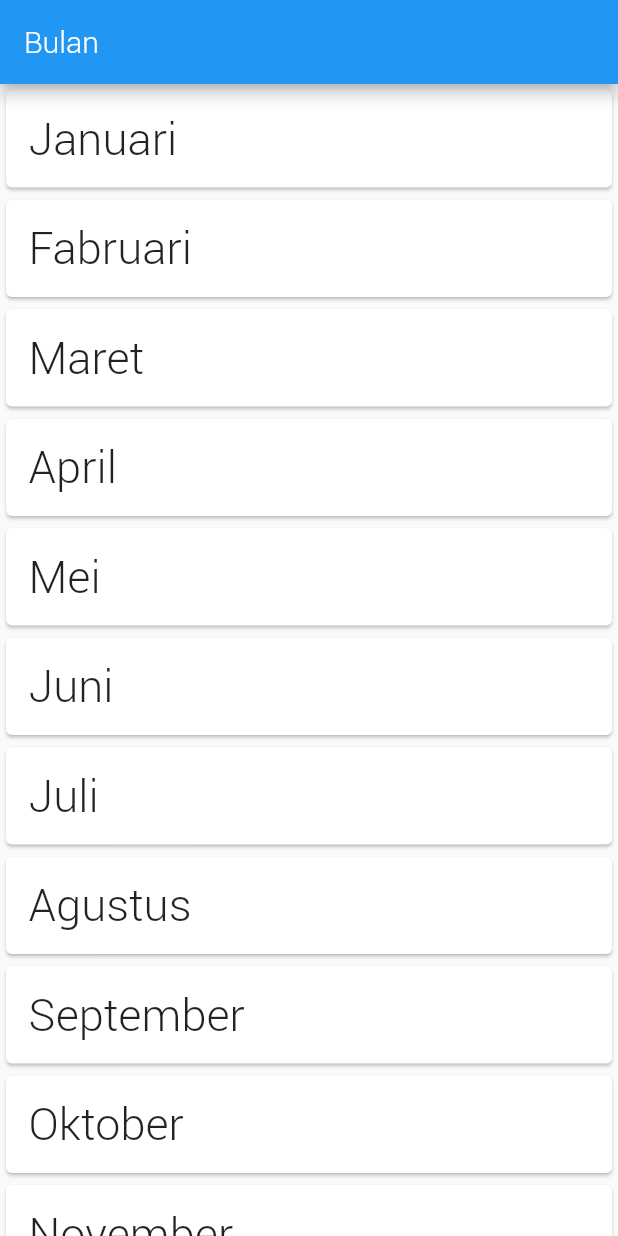
After one commit to CodeinnAja/Pemrograman-Mobile-1, a Flutter app: the BelajarListView screen opened directly, on a phone screen of 412 x 824 dp. The commit adds this screen. Run offline on Flutter 3.47's test engine with Material 2 defaults, Android fonts, the phone set to English and light mode, and no system bars; our stand-ins replace readmore; missing offline and left inert: dart:ffi.

Commit message:
belajar listview di episode ini

```diff
--- a/lib/biodata.dart
+++ b/lib/biodata.dart
@@ -22,6 +22,7 @@ class Biodata extends StatelessWidget {
             title: Text("Page 1"),
             backgroundColor: Colors.green,
             leading: Icon(Icons.home),
+            centerTitle: true,
           ),
           body: SafeArea(
               child: Column(
--- /dev/null
+++ b/lib/list_bulan.dart
@@ -0,0 +1,52 @@
+import 'package:flutter/material.dart';
+
+void main() {
+  runApp(MyApp());
+}
+
+class MyApp extends StatelessWidget {
+  @override
+  Widget build(BuildContext context) {
+    return MaterialApp(
+      debugShowCheckedModeBanner: false,
+      home: BelajarListView(),
+    );
+  }
+}
+
+class BelajarListView extends StatelessWidget {
+  final List bulan = [
+    "Januari",
+    "Fabruari",
+    "Maret",
+    "April",
+    "Mei",
+    "Juni",
+    "Juli",
+    "Agustus",
+    "September",
+    "Oktober",
+    "November",
+    "Desember"
+  ];
+
+  @override
+  Widget build(BuildContext context) {
+    return Scaffold(
+      appBar: AppBar(
+        title: Text("Bulan"),
+      ),
+      body: ListView.builder(
+        itemBuilder: (context, index) {
+          return Card(
+            child: Padding(
+              padding: const EdgeInsets.all(15.0),
+              child: Text(bulan[index], style: TextStyle(fontSize: 30)),
+            ),
+          );
+        },
+        itemCount: bulan.length,
+      ),
+    );
+  }
+}
--- /dev/null
+++ b/lib/listview.dart
@@ -0,0 +1,68 @@
+import 'package:flutter/material.dart';
+
+void main() {
+  runApp(Urutan());
+}
+
+class Urutan extends StatelessWidget {
+  List<Container> mylist = [
+    Container(
+      height: 300,
+      width: 300,
+    ),
+    Container(
+      width: 300,
+      height: 300,
+      color: Colors.yellow,
+    ),
+    Container(
+      height: 300,
+      width: 300,
+      color: Colors.green,
+    ),
+    Container(
+      height: 300,
+      width: 300,
+      color: Colors.blue,
+    ),
+    Container(
+      height: 300,
+      width: 300,
+      color: Colors.purple,
+    ),
+  ];
+
+  List<Color> myColor = [
+    Colors.black,
+    Colors.pink,
+    Colors.white,
+    Colors.pink,
+    Colors.black,
+  ];
+
+  @override
+  Widget build(BuildContext context) {
+    return MaterialApp(
+      home: Scaffold(
+        appBar: AppBar(
+          title: Text("Belajar Listview"),
+          centerTitle: true,
+        ),
+        body: ListView.builder(
+          itemCount: 5,
+          itemBuilder: (context, index) {
+            return Container(
+              height: 300,
+              width: 300,
+              color: myColor[index],
+              child: ListView(
+                scrollDirection: Axis.horizontal,
+                children: mylist,
+              ),
+            );
+          },
+        ),
+      ),
+    );
+  }
+}
--- /dev/null
+++ b/lib/listview2.dart
@@ -0,0 +1,74 @@
+import 'package:flutter/material.dart';
+
+void main() {
+  runApp(Urutan());
+}
+
+class Urutan extends StatelessWidget {
+  List<Container> mylist = [
+    Container(
+      height: 300,
+      width: 300,
+    ),
+    Container(
+      width: 300,
+      height: 300,
+      color: Colors.yellow,
+    ),
+    Container(
+      height: 300,
+      width: 300,
+      color: Colors.green,
+    ),
+    Container(
+      height: 300,
+      width: 300,
+      color: Colors.blue,
+    ),
+    Container(
+      height: 300,
+      width: 300,
+      color: Colors.purple,
+    ),
+  ];
+
+  List<Color> myColor = [
+    Colors.black,
+    Colors.pink,
+    Colors.white,
+    Colors.pink,
+    Colors.black,
+  ];
+
+  @override
+  Widget build(BuildContext context) {
+    return MaterialApp(
+      home: Scaffold(
+        appBar: AppBar(
+          title: Text("Belajar Listview"),
+          centerTitle: true,
+        ),
+        body: ListView.separated(
+          separatorBuilder: (context, index) {
+            return Container(
+              height: 100,
+              width: 100,
+            );
+          },
+          itemCount: 5,
+          itemBuilder: (context, index) {
+            return Container(
+              height: 300,
+              width: 400,
+              color: myColor[index],
+              child: ListView(
+                scrollDirection: Axis.horizontal,
+                children: mylist,
+              ),
+            );
+          },
+        ),
+      ),
+    );
+  }
+}
```
Also changed, not shown: lib/coba.dart (+12 -1 lines), lib/listview_awal.dart (added, +37 -0 lines).
